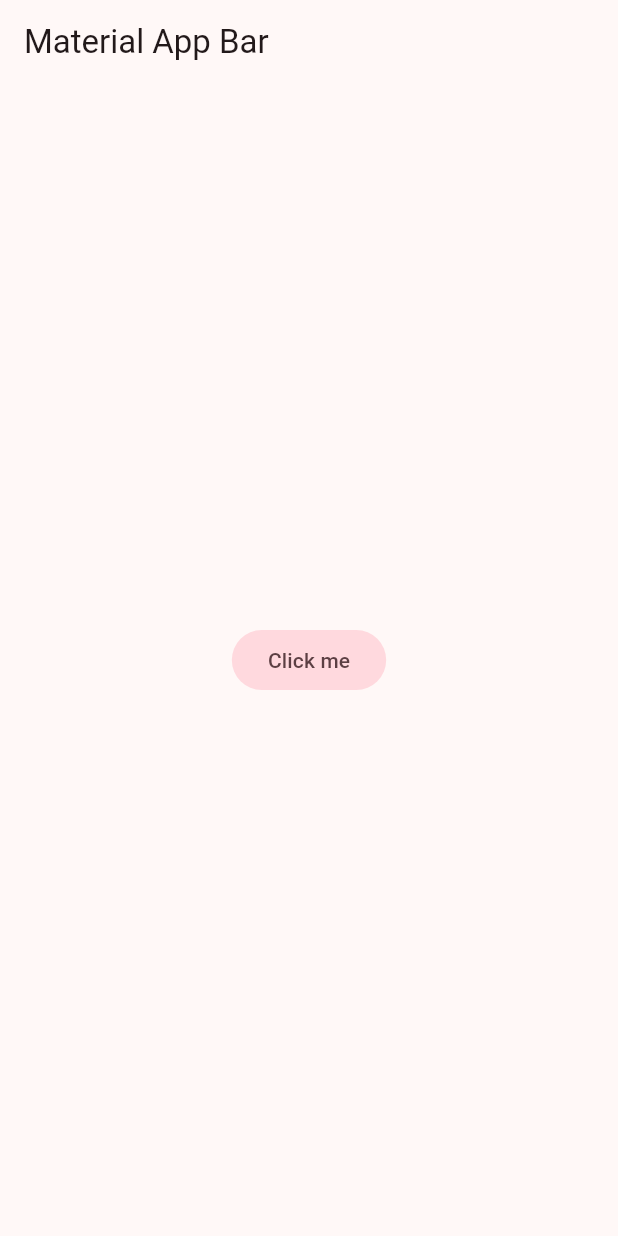
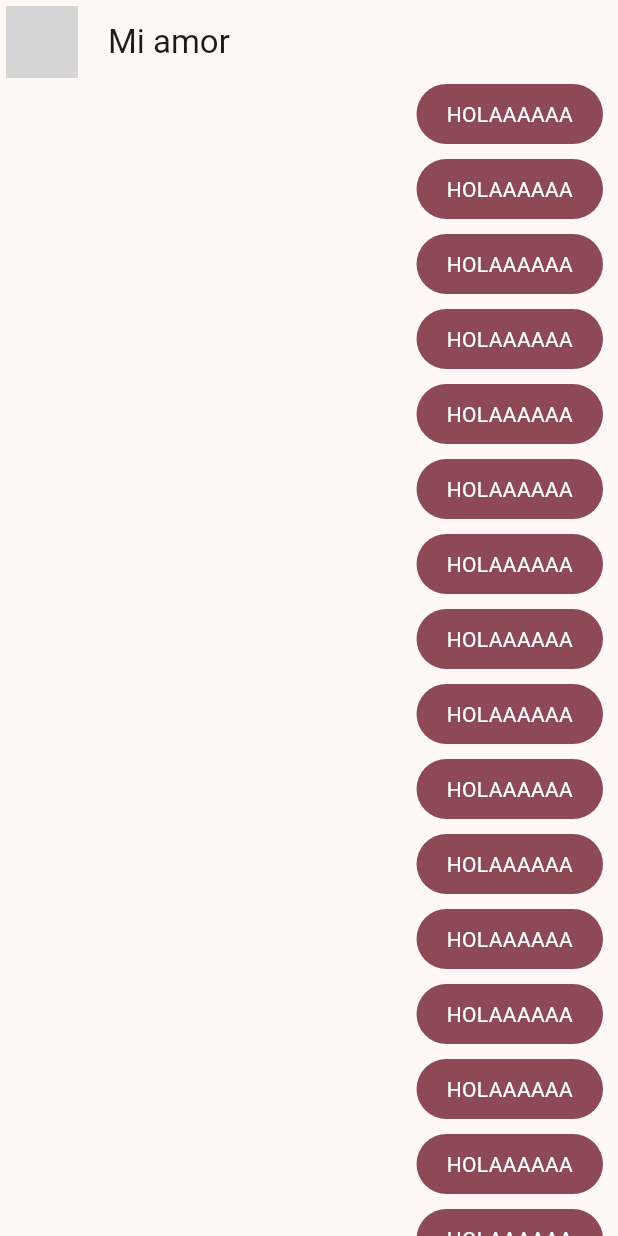
Before and after one commit to elgranjacob/yes_no_app, a Flutter app: the screen it shows after launch, on a phone screen of 412 x 824 dp. Run offline on Flutter 3.47's test engine with Material 3 defaults, Android fonts, the phone set to English and light mode, and no system bars; network calls fail; grey boxes are pictures that could not be loaded.

Commit message:
Messages is all ready

```diff
--- a/lib/main.dart
+++ b/lib/main.dart
@@ -1,5 +1,6 @@
 import 'package:flutter/material.dart';
 import 'package:yes_no_app/config/theme/app_theme.dart';
+import 'package:yes_no_app/presentation/screens/chat/chat_screen.dart';
 
 void main() {
   runApp(const MyApp());
@@ -14,17 +15,7 @@ class MyApp extends StatelessWidget {
       title: 'Yes No App',
       debugShowCheckedModeBanner: false,
       theme: AppTheme(selectedColor: 6).theme(),
-      home: Scaffold(
-        appBar: AppBar(
-          title: const Text('Material App Bar'),
-        ),
-        body: Center(
-          child: FilledButton.tonal(
-            onPressed: (){ },
-            child: const Text('Click me')
-          ),
-        ),
-      ),
+      home: const ChatScreen()
     );
   }
 }
--- /dev/null
+++ b/lib/presentation/screens/chat/chat_screen.dart
@@ -0,0 +1,45 @@
+import 'package:flutter/material.dart';
+import 'package:yes_no_app/presentation/widgets/chat/my_message_bubble.dart';
+
+class ChatScreen extends StatelessWidget {
+  const ChatScreen({super.key});
+
+  @override
+  Widget build(BuildContext context) {
+    return Scaffold(
+      appBar: AppBar(
+        leading: Padding(
+          padding: const EdgeInsets.all(4),
+          child: CircleAvatar(
+            backgroundImage: NetworkImage('https://th.bing.com/th/id/R.fddb1c63639dd8da75b8d181f0b44590?rik=ODZqhUCXRygUMg&pid=ImgRaw&r=0'),
+          ),
+        ),
+        title: Text('Mi amor'),
+      ),
+      body: _ChatView(),
+    );
+  }
+}
+
+class _ChatView extends StatelessWidget {
+
+  @override
+  Widget build(BuildContext context) {
+    return Padding(
+      padding: const EdgeInsets.symmetric( horizontal: 10),
+      child: SafeArea(
+        child: Column(
+          children: [
+            Expanded(
+              child:  ListView.builder(
+                itemCount: 100,
+                itemBuilder: (context, index) {
+                return const MyMessageBubble();
+              })
+            ),
+          ],
+        ),
+      ),
+    );
+  }
+}
--- /dev/null
+++ b/lib/presentation/widgets/chat/my_message_bubble.dart
@@ -0,0 +1,28 @@
+import 'package:flutter/material.dart';
+
+class MyMessageBubble extends StatelessWidget {
+  const MyMessageBubble({super.key});
+
+  @override
+  Widget build(BuildContext context) {
+
+    final colors = Theme.of(context).colorScheme;
+
+    return Column(
+      crossAxisAlignment: CrossAxisAlignment.end,
+      children: [
+        Container(
+          decoration: BoxDecoration(
+            color: colors.primary,
+            borderRadius: BorderRadius.circular(20)
+          ),
+          child: Padding(
+            padding: const EdgeInsets.symmetric(horizontal: 20, vertical: 10),
+            child: Text('HOLAAAAAA', style: TextStyle(color: Colors.white),),
+          ),
+        ),
+        const SizedBox(height: 10,)
+      ],
+    );
+  }
+}
```
